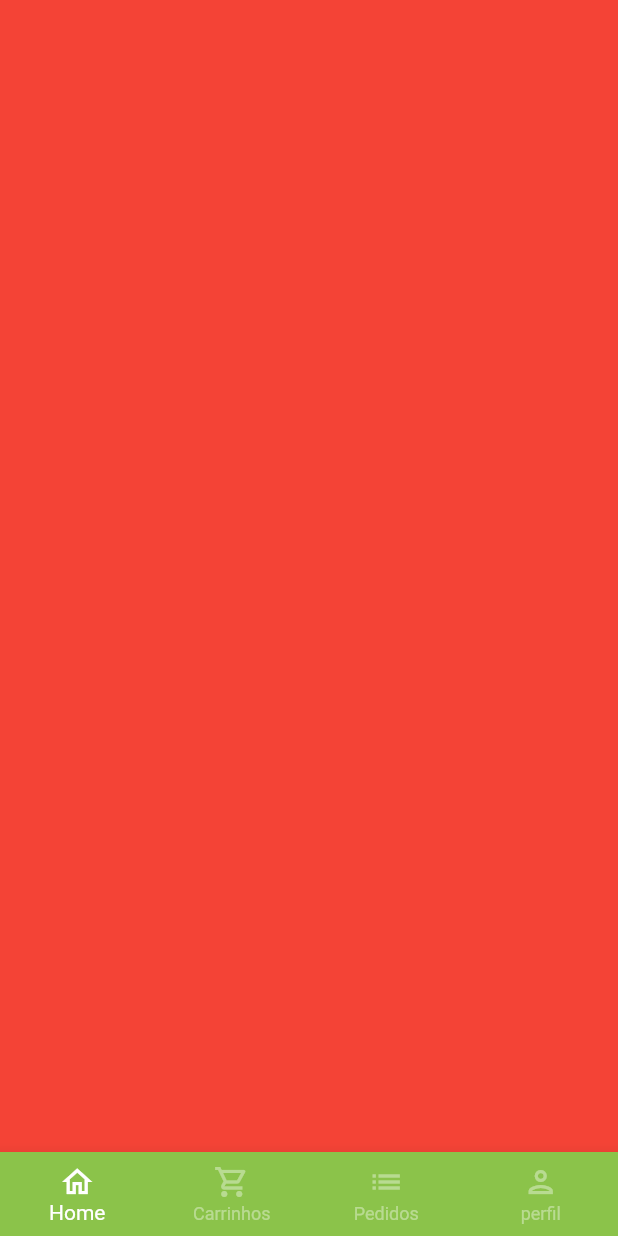
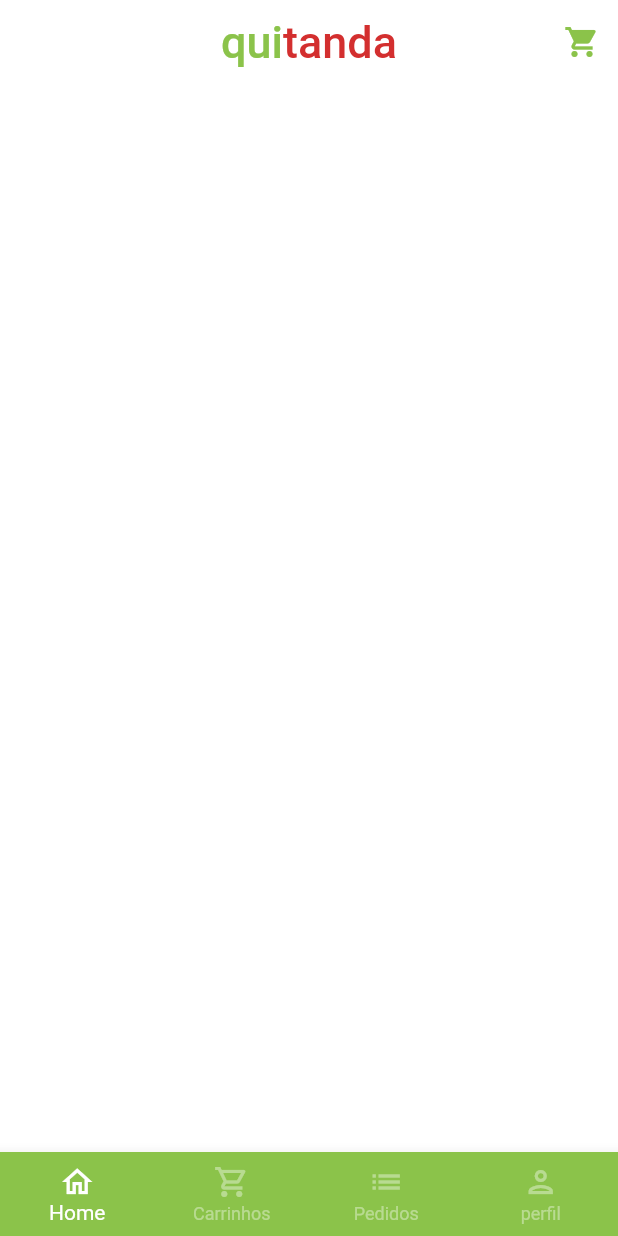
Before and after one commit to AdrianoRAV/e-commerce-front, a Flutter app: the screen it shows after launch, after a tap on "Entrar", on a phone screen of 412 x 824 dp. Run offline on Flutter 3.47's test engine with Material 2 defaults, Android fonts, the phone set to English and light mode, and no system bars; our stand-ins replace animated_text_kit, mask_text_input_formatter.

Commit message:
tela Home

```diff
--- a/lib/main.dart
+++ b/lib/main.dart
@@ -17,6 +17,7 @@ class MyApp extends StatelessWidget {
       theme: ThemeData(
 
         primarySwatch: CustomColors.customSwatchColor,
+        scaffoldBackgroundColor: Colors.white.withAlpha(190),
       ),
       debugShowCheckedModeBanner: false,
       home: const SignInScreen(),
--- /dev/null
+++ b/lib/src/Home/home_tab.dart
@@ -0,0 +1,58 @@
+import 'package:flutter/material.dart';
+import 'package:flutter/src/foundation/key.dart';
+import 'package:flutter/src/widgets/framework.dart';
+import 'package:quitanda/src/config/custom_colors.dart';
+
+class HomeTab extends StatelessWidget {
+  const HomeTab({Key? key}) : super(key: key);
+
+  @override
+  Widget build(BuildContext context) {
+    return Scaffold(
+
+
+
+      //App bar
+
+      appBar: AppBar(
+        backgroundColor: Colors.transparent,
+        elevation: 0,
+        centerTitle: true,
+        title: Text.rich(
+          TextSpan(
+            style: const TextStyle(
+              fontSize: 30,
+            ),
+            children: [
+              TextSpan(
+                text: 'qui',
+                style: TextStyle(
+                  color: CustomColors.customSwatchColor,
+                ),
+              ),
+              TextSpan(
+                text: 'tanda',
+                style: TextStyle(
+                  color: CustomColors.customContrastColor,
+                ),
+              ),
+            ],
+          ),
+        ),
+
+          actions: [
+            IconButton(onPressed: (){},
+             icon:  Icon(
+              Icons.shopping_cart,
+              color: CustomColors.customSwatchColor,
+              ),),
+          ],
+        // Campo de pesquisa
+
+        // Caegorias
+
+        // Grid
+      ),
+    );
+  }
+}
--- a/lib/src/base/base_screen.dart
+++ b/lib/src/base/base_screen.dart
@@ -1,4 +1,5 @@
 import 'package:flutter/material.dart';
+import 'package:quitanda/src/Home/home_tab.dart';
 import 'package:quitanda/src/config/custom_colors.dart';
 
 class BaseScreen extends StatefulWidget {
@@ -18,7 +19,8 @@ class _BaseScreenState extends State<BaseScreen> {
         physics: const NeverScrollableScrollPhysics(),
         controller: pageController,
         children: [
-          Container(color: Colors.red),
+          const HomeTab(),
+          //Container(color: Colors.red),
           Container(color: Colors.blue),
           Container(color: Colors.yellow),
           Container(color: Colors.purple),
```
